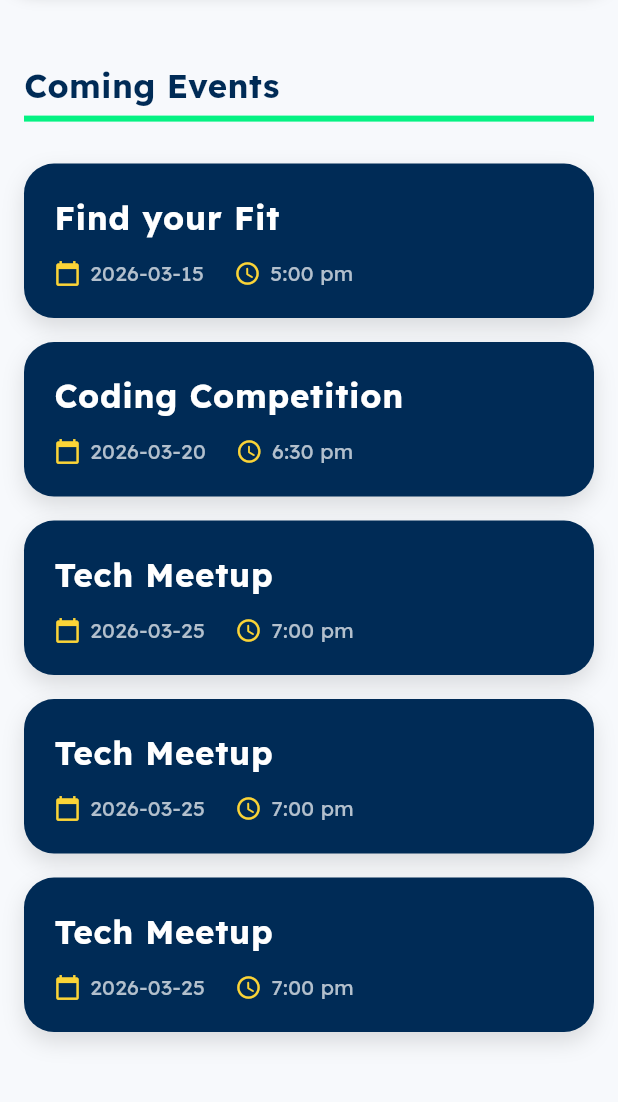
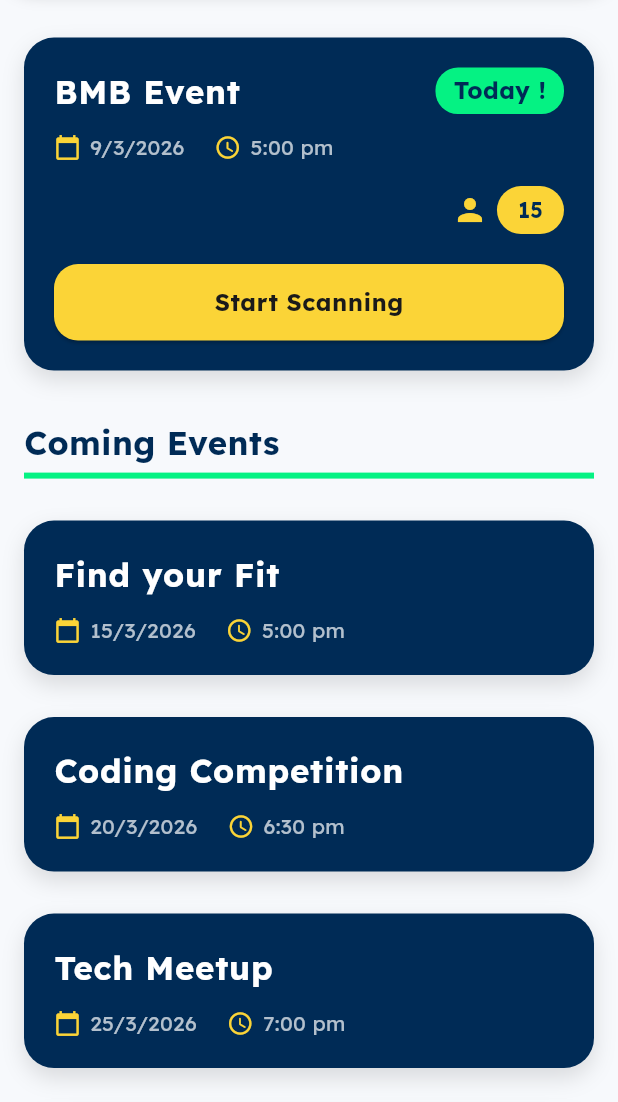
Before and after one commit to klarasameh1/VoltraScanner, a Flutter app: the screen it shows after launch, on a phone screen of 412 x 824 dp, the part 134-1236 px from its top. Run offline on Flutter 3.47's test engine with Material 3 defaults, Android fonts, the phone set to English and light mode, and no system bars; our stand-ins replace audioplayers; missing offline and left inert: mobile_scanner.

Commit message:
date format in event model + ui fixes

```diff
--- a/lib/features/scanner/data/models/event.dart
+++ b/lib/features/scanner/data/models/event.dart
@@ -1,23 +1,23 @@
 class Event {
   final int id;
   final String name;
-  final String date;
+  final DateTime date;
   final String time;
   int checkedInCount;
 
-   Event({
+  Event({
     required this.id,
     required this.name,
     required this.date,
     required this.time,
-     required this.checkedInCount,
+    required this.checkedInCount,
   });
 
   factory Event.fromJson(Map<String, dynamic> json) {
     return Event(
       id: json["id"],
       name: json["name"],
-      date: json["date"],
+      date: DateTime.parse(json["date"]), // تحويل String إلى DateTime
       time: json["time"],
       checkedInCount: json["checkedInCount"] ?? 0,
     );
@@ -27,7 +27,7 @@ class Event {
     return {
       "id": id,
       "name": name,
-      "date": date,
+      "date": date.toIso8601String(), // تحويل DateTime إلى String عند الإرسال
       "time": time,
       "checkedInCount": checkedInCount,
     };
@@ -36,7 +36,7 @@ class Event {
   Event copyWith({
     int? id,
     String? name,
-    String? date,
+    DateTime? date,
     String? time,
     int? checkedInCount,
   }) {
--- a/lib/features/scanner/presentation/screens/home_screen.dart
+++ b/lib/features/scanner/presentation/screens/home_screen.dart
@@ -34,51 +34,41 @@ class _HomeScreenState extends State<HomeScreen> {
         top: false,
         bottom: false,
         child: Column(
+          crossAxisAlignment: CrossAxisAlignment.start,
           children: [
             const CustomAppBar(userName: 'Voltra Scanner'),
             const SizedBox(height: 24),
 
-            Expanded(
-              child: Padding(
+            // Today Section "fixed"
+            Padding(
               padding: const EdgeInsets.symmetric(horizontal: 16),
-                child: Column(
-                  crossAxisAlignment: CrossAxisAlignment.start,
-                  children: [
+              child: Consumer<EventProvider>(
+                builder: (context, provider, _) {
+                  if (provider.isLoading) {
+                    return const Center(
+                      child: CircularProgressIndicator(color: AppColors.primary),
+                    );
+                  }
 
-                    // Today Section
-                    Consumer<EventProvider>(
-                      builder: (context, provider, _) {
                   final todayEvents = provider.todayEvents;
 
-                        if (todayEvents.isEmpty) return const SizedBox();
-
-                        return Column(
-                          crossAxisAlignment: CrossAxisAlignment.start,
-                          children: [
-                            Row(
-                              children: [
-                                Container(
-                                  width: 6,
-                                  height: 24,
-                                  decoration: BoxDecoration(
-                                    color: AppColors.accentGreen,
-                                    borderRadius: BorderRadius.circular(3),
+                  if (todayEvents.isEmpty) {
+                    return const Padding(
+                      padding: EdgeInsets.symmetric(vertical: 16),
+                      child: Center(
+                        child: Text(
+                          "No events today ...",
+                          style: TextStyle(
+                            fontSize: 18,
+                            fontWeight: FontWeight.w500,
+                            color: AppColors.textSecondary,
                           ),
                         ),
-                                const SizedBox(width: 8),
-                                const Text(
-                                  'Today!',
-                                  style: TextStyle(
-                                    fontSize: 24,
-                                    fontWeight: FontWeight.bold,
-                                    color: AppColors.primary,
-                                    letterSpacing: 0.5,
                       ),
-                                ),
-                              ],
-                            ),
-                            const SizedBox(height: 12),
-                            EventCard(
+                    );
+                  }
+
+                  return EventCard(
                     event: todayEvents.first,
                     isToday: true,
                     onScan: () {
@@ -89,16 +79,17 @@ class _HomeScreenState extends State<HomeScreen> {
                         ),
                       );
                     },
-                            ),
-                          ],
                   );
                 },
+              ),
             ),
 
             const SizedBox(height: 24),
 
             // Coming Events Header
-                    const Text(
+            const Padding(
+              padding: EdgeInsets.symmetric(horizontal: 16),
+              child: Text(
                 'Coming Events',
                 style: TextStyle(
                   fontSize: 22,
@@ -106,30 +97,37 @@ class _HomeScreenState extends State<HomeScreen> {
                   color: AppColors.primary,
                 ),
               ),
+            ),
             const SizedBox(height: 5),
             Container(
               height: 4,
               color: AppColors.accentGreen,
+              margin: const EdgeInsets.symmetric(horizontal: 16),
             ),
             const SizedBox(height: 12),
 
-                    // Event List
+            // Coming Events List (scrollable + refreshable)
             Expanded(
               child: RefreshIndicator(
+                notificationPredicate: (notification) => notification.depth == 0,
                 onRefresh: _refreshEvents,
-                        color: AppColors.accentGreen,
+                color: AppColors.primary,
+                backgroundColor: Colors.white,
+                strokeWidth: 3,
+                displacement: 60,
+                edgeOffset: 10,
+
+
                 child: Consumer<EventProvider>(
                   builder: (context, provider, _) {
-                            if (provider.isLoading) {
-                              return const Center(
-                                child: CircularProgressIndicator(color: AppColors.teal),
-                              );
-                            }
-
                     final futureEvents = provider.futureEvents;
 
                     if (futureEvents.isEmpty) {
-                              return const Center(
+                      return ListView(
+                        physics: const AlwaysScrollableScrollPhysics(),
+                        children: const [
+                          SizedBox(height: 200),
+                          Center(
                             child: Text(
                               "No upcoming events",
                               style: TextStyle(
@@ -137,18 +135,25 @@ class _HomeScreenState extends State<HomeScreen> {
                                 fontSize: 16,
                               ),
                             ),
+                          ),
+                        ],
                       );
                     }
 
                     return ListView.builder(
-                              padding: const EdgeInsets.only(top: 8),
+                      physics: const AlwaysScrollableScrollPhysics(), // مهم
+
+                      padding: const EdgeInsets.symmetric(horizontal: 16, vertical: 8),
                       itemCount: futureEvents.length,
                       itemBuilder: (context, index) {
                         final event = futureEvents[index];
-                                return EventCard(
+                        return Padding(
+                          padding: const EdgeInsets.only(bottom: 12),
+                          child: EventCard(
                             event: event,
                             isToday: false,
                             onScan: null,
+                          ),
                         );
                       },
                     );
@@ -156,13 +161,8 @@ class _HomeScreenState extends State<HomeScreen> {
                 ),
               ),
             ),
-
           ],
-                ),
-              ),
-            ),
-          ],
-        ),
+        )
       ),
     );
   }
--- a/lib/features/scanner/presentation/widgets/event_card.dart
+++ b/lib/features/scanner/presentation/widgets/event_card.dart
@@ -16,12 +16,12 @@ class EventCard extends StatelessWidget {
 
   @override
   Widget build(BuildContext context) {
-    final DateTime eventDate = DateTime.parse(event.date);
+    final DateTime eventDate = event.date;
     final DateTime today = DateTime.now();
 
     // Determine if this event is Today
-    bool showToday =
-        isToday || (eventDate.year == today.year &&
+    bool showToday = isToday ||
+        (eventDate.year == today.year &&
             eventDate.month == today.month &&
             eventDate.day == today.day);
 
@@ -59,7 +59,7 @@ class EventCard extends StatelessWidget {
               if (showToday)
                 Container(
                   padding:
-                  const EdgeInsets.symmetric(horizontal: 12, vertical: 4),
+                      const EdgeInsets.symmetric(horizontal: 12, vertical: 4),
                   decoration: BoxDecoration(
                     color: AppColors.accentGreen,
                     borderRadius: BorderRadius.circular(15),
@@ -88,7 +88,7 @@ class EventCard extends StatelessWidget {
               ),
               const SizedBox(width: 6),
               Text(
-                event.date,
+                "${eventDate.day}/${eventDate.month}/${eventDate.year}",
                 style: const TextStyle(color: Colors.white70),
               ),
               const SizedBox(width: 20),
@@ -117,8 +117,8 @@ class EventCard extends StatelessWidget {
                 ),
                 const SizedBox(width: 6),
                 Container(
-                  padding: const EdgeInsets.symmetric(
-                      horizontal: 14, vertical: 6),
+                  padding:
+                      const EdgeInsets.symmetric(horizontal: 14, vertical: 6),
                   decoration: BoxDecoration(
                     color: AppColors.yellow,
                     borderRadius: BorderRadius.circular(20),
--- a/lib/providers/event_provider.dart
+++ b/lib/providers/event_provider.dart
@@ -3,125 +3,112 @@ import '../features/scanner/data/models/event.dart';
 import '../features/scanner/data/services/events_service.dart';
 
 class EventProvider extends ChangeNotifier {
-
   final EventsService _eventsService = EventsService();
 
   List<Event> _events = [];
   bool _isLoading = false;
   String? _errorMessage;
 
+  // Getters
   bool get isLoading => _isLoading;
   String? get errorMessage => _errorMessage;
-
-  ///all events
   List<Event> get events => _events;
 
   /// Today's events
   List<Event> get todayEvents {
     final now = DateTime.now();
-
     return _events.where((event) {
-      final eventDate = DateTime.parse(event.date);
-
+      final eventDate = event.date;
       return eventDate.year == now.year &&
           eventDate.month == now.month &&
           eventDate.day == now.day;
     }).toList();
   }
 
-  ///upcoming after today
+  /// Upcoming events after today
   List<Event> get futureEvents {
     final now = DateTime.now();
+    final todayEnd = DateTime(now.year, now.month, now.day, 23, 59, 59);
 
     return _events.where((event) {
-      final eventDate = DateTime.parse(event.date);
-
-      return eventDate.isAfter(
-        DateTime(now.year, now.month, now.day),
-      );
+      final eventDate = event.date;
+      return eventDate.isAfter(todayEnd);
     }).toList();
   }
 
   List<Event> get upcomingEvents => futureEvents;
 
+  /// Fetch events (dummy data for now)
   Future<void> fetchEvents() async {
-
     _isLoading = true;
     _errorMessage = null;
     notifyListeners();
 
     try {
-
+      // Simulate network delay
       await Future.delayed(const Duration(seconds: 2));
 
-      /// Dummy data
+      // Dummy data with correct DateTime
       _events = [
         Event(
           id: 1,
           name: 'BMB Event',
-          date: '2026-03-08',
-          time: '4:00 pm',
+          date: DateTime.now(),
+          time: '5:00 pm',
           checkedInCount: 15,
         ),
         Event(
           id: 2,
           name: 'Find your Fit',
-          date: '2026-03-15',
+          date: DateTime(2026, 3, 15),
           time: '5:00 pm',
           checkedInCount: 0,
         ),
         Event(
           id: 3,
           name: 'Coding Competition',
-          date: '2026-03-20',
+          date: DateTime(2026, 3, 20),
           time: '6:30 pm',
           checkedInCount: 0,
         ),
         Event(
           id: 4,
           name: 'Tech Meetup',
-          date: '2026-03-25',
+          date: DateTime(2026, 3, 25),
           time: '7:00 pm',
           checkedInCount: 0,
-        ),Event(
+        ),
+        Event(
           id: 5,
           name: 'Tech Meetup',
-          date: '2026-03-25',
+          date: DateTime(2026, 3, 25),
           time: '7:00 pm',
           checkedInCount: 0,
-        ),Event(
+        ),
+        Event(
           id: 6,
           name: 'Tech Meetup',
-          date: '2026-03-25',
+          date: DateTime(2026, 3, 25),
           time: '7:00 pm',
           checkedInCount: 0,
         ),
       ];
 
-///TO DO: when api come ready
+      // TODO: Replace with API call
       // _events = await _eventsService.getUpcomingEvents();
-
     } catch (e) {
-
-      _errorMessage =
-      "Failed to load events. Please check your connection.";
-
+      _errorMessage = "Failed to load events. Please check your connection.";
     } finally {
-
       _isLoading = false;
       notifyListeners();
-
     }
   }
 
+  /// Update checked-in count for an event
   void updateEventCheckedInCount(int eventId, int newCount) {
-
     final index = _events.indexWhere((event) => event.id == eventId);
-
     if (index != -1) {
-      _events[index] =
-          _events[index].copyWith(checkedInCount: newCount);
-
+      _events[index] = _events[index].copyWith(checkedInCount: newCount);
       notifyListeners();
     }
   }
```
Lines whose indentation alone changed are shown as unchanged.
